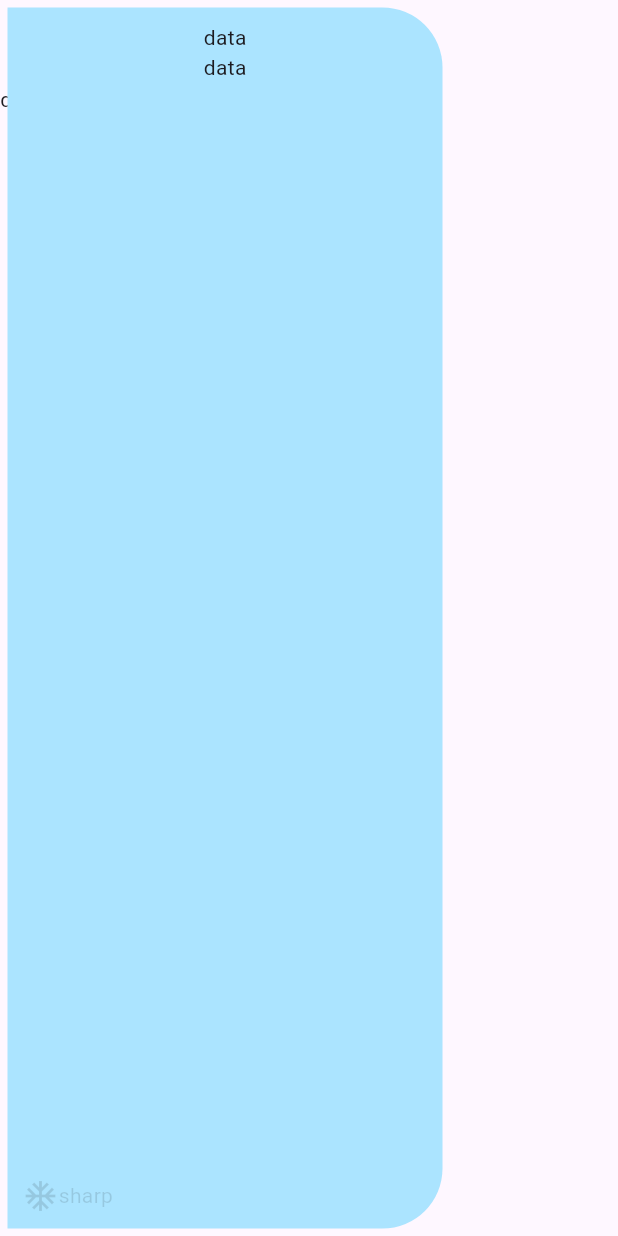
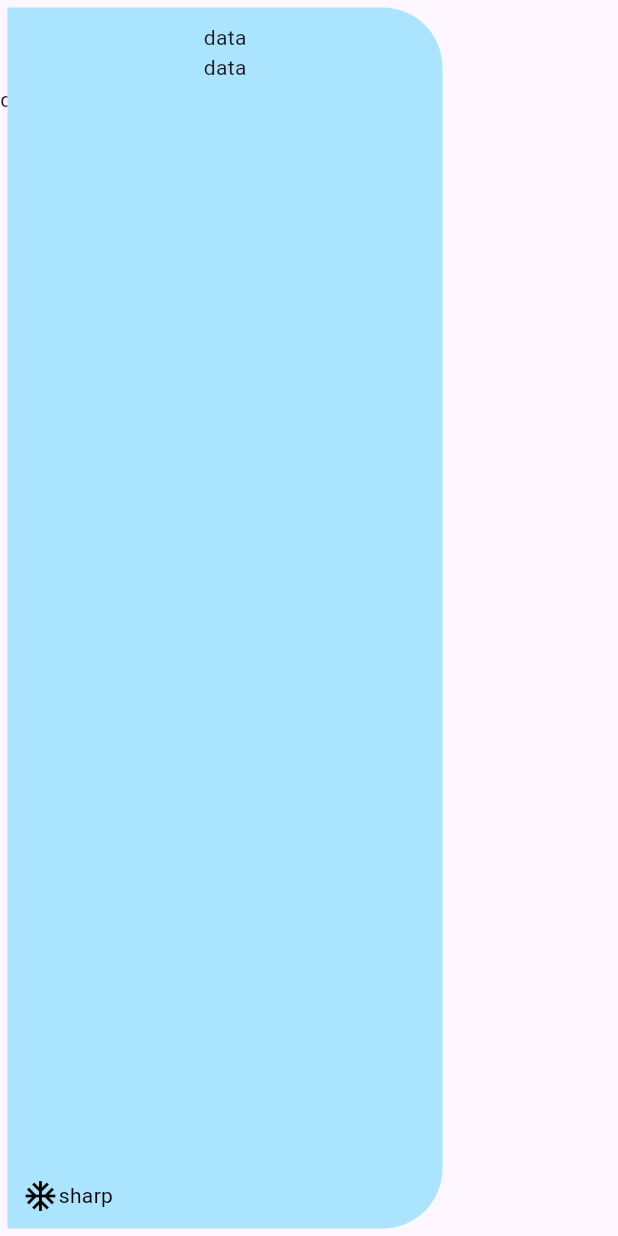
Before and after one commit to HamedMohtadi/flex_sidebar, a Flutter app: the screen it shows after launch, on a phone screen of 412 x 824 dp. Run offline on Flutter 3.47's test engine with Material 3 defaults, Android fonts, the phone set to English and light mode, and no system bars; missing offline and left inert: pointer_interceptor; Roboto replaces fonts that are missing (Yekan).

Commit message:
- seems there should be a clear approach for theme levels - maybe copyWith for themes , but how?

```diff
--- a/example/lib/in_stack_example.dart
+++ b/example/lib/in_stack_example.dart
@@ -35,10 +35,13 @@ class StackExample extends StatelessWidget {
                 controller: flexSidebarController,
                 theme: FlexThemeData(
                     itemThemeData: FlexItemThemeData(
-                        itemTextStyle: TextStyle(fontSize: 43))),
+                        itemTextStyle: TextStyle(fontSize: 73))),
                 items: [
                   FlexSidebarItem(
                     icon: Icon(Icons.ac_unit_sharp),
+                    onTap: () {
+                      debugPrint("test");
+                    },
                     label: Text("sharp"),
                     itemThemeData:
                         FlexItemThemeData(itemPadding: EdgeInsets.all(0)),
--- a/lib/src/flex_sidebar_base.dart
+++ b/lib/src/flex_sidebar_base.dart
@@ -95,7 +95,8 @@ class _FlexSidebarState extends State<FlexSidebar> {
                               : false,
                           minimized: _minimized,
                           hoverAnimationEnabled: e.hoverAnimationEnabled,
-                          itemThemeData: e.itemThemeData,
+                          itemThemeData:
+                              e.itemThemeData ?? widget.theme.itemThemeData,
                         )),
                     (!kIsWeb && (Platform.isAndroid || Platform.isIOS))
                         ? const SizedBox.shrink()
--- a/lib/src/flex_sidebar_item.dart
+++ b/lib/src/flex_sidebar_item.dart
@@ -11,7 +11,7 @@ class FlexSidebarItem extends StatefulWidget {
     this.onTap,
     this.isSelected = false,
     this.minimized = false,
-    this.itemThemeData = const FlexItemThemeData(),
+    this.itemThemeData,
     this.hoverAnimationEnabled = true,
   }) : _showAnimation = (onTap == null) ? false : hoverAnimationEnabled;
 
@@ -22,7 +22,7 @@ class FlexSidebarItem extends StatefulWidget {
   final bool isSelected;
   final bool hoverAnimationEnabled;
   final bool _showAnimation;
-  final FlexItemThemeData itemThemeData;
+  final FlexItemThemeData? itemThemeData;
 
   @override
   State<FlexSidebarItem> createState() => _FlexSidebarItemState();
@@ -47,8 +47,9 @@ class _FlexSidebarItemState extends State<FlexSidebarItem>
 
   @override
   Widget build(BuildContext context) {
+    final itemThemeData = widget.itemThemeData ?? FlexItemThemeData();
     return Padding(
-      padding: widget.itemThemeData.itemPadding,
+      padding: itemThemeData.itemPadding,
       child: InkWell(
         onHover: (isHovered) => widget._showAnimation
             ? setState(() {
@@ -58,7 +59,7 @@ class _FlexSidebarItemState extends State<FlexSidebarItem>
         onTap: () => widget.onTap?.call(),
         child: SideGradientTransition(
           animation: _animation,
-          hoverAnimColor: widget.itemThemeData.hoverAnimColor,
+          hoverAnimColor: itemThemeData.hoverAnimColor,
           child: Row(
             mainAxisAlignment: widget.minimized
                 ? MainAxisAlignment.center
@@ -66,26 +67,26 @@ class _FlexSidebarItemState extends State<FlexSidebarItem>
             children: [
               widget.icon.copyWith(
                 color: widget.onTap == null
-                    ? widget.itemThemeData.disabledItemColor
+                    ? itemThemeData.disabledItemColor
                     : (widget.isSelected
-                        ? widget.itemThemeData.selectedItemColor
-                        : widget.itemThemeData.itemColor),
+                        ? itemThemeData.selectedItemColor
+                        : itemThemeData.itemColor),
               ),
               widget.minimized
                   ? const SizedBox.shrink()
                   : Expanded(
                       child: Padding(
-                      padding: widget.itemThemeData.labelPadding,
+                      padding: itemThemeData.labelPadding,
                       child: Text(
                         widget.label.data ?? '',
-                        style: (widget.label.style ??
-                                widget.itemThemeData.itemTextStyle)
-                            .copyWith(
+                        style:
+                            (widget.label.style ?? itemThemeData.itemTextStyle)
+                                .copyWith(
                           color: widget.onTap == null
-                              ? widget.itemThemeData.disabledItemColor
+                              ? itemThemeData.disabledItemColor
                               : (widget.isSelected
-                                  ? widget.itemThemeData.selectedItemColor
-                                  : widget.itemThemeData.itemColor),
+                                  ? itemThemeData.selectedItemColor
+                                  : itemThemeData.itemColor),
                         ),
                       ),
                     )),
```
Also changed, not shown: example/pubspec.lock.
